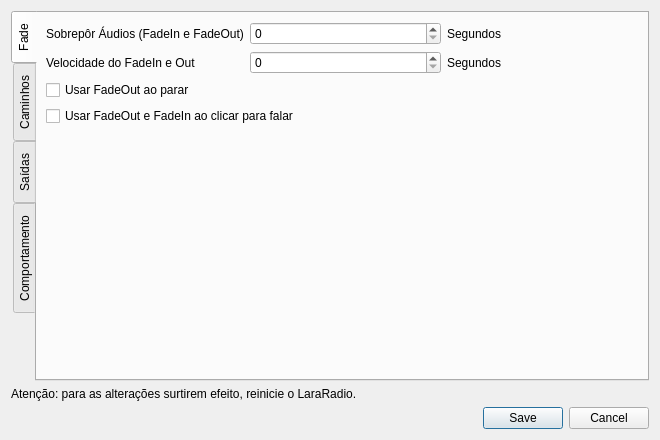
luizfern12/slopradio, file configdialog.ui: the form before one commit.
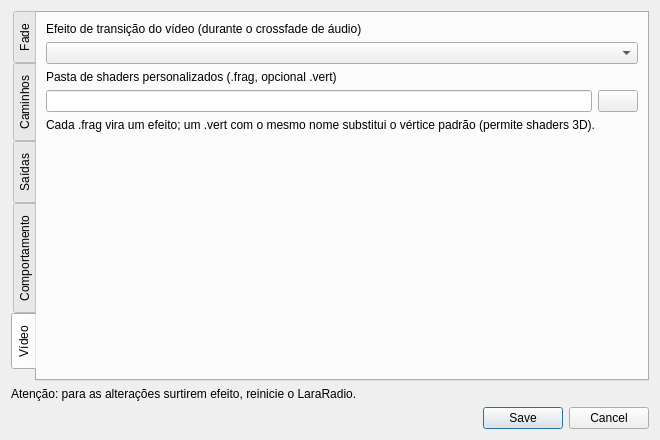
The form after the commit. The open tabs and pages were chosen to show the change. Icons and pictures are not drawn.

Commit message: Add video playback and mixing with shader transitions

```diff
--- a/configdialog.ui
+++ b/configdialog.ui
@@ -283,6 +283,85 @@
        </item>
       </layout>
      </widget>
+     <widget class="QWidget" name="tabVideo">
+      <attribute name="title">
+       <string>Vídeo</string>
+      </attribute>
+      <layout class="QVBoxLayout" name="verticalLayout_video">
+       <item>
+        <widget class="QLabel" name="label_videoTransition">
+         <property name="font">
+          <font>
+           <pointsize>9</pointsize>
+          </font>
+         </property>
+         <property name="text">
+          <string>Efeito de transição do vídeo (durante o crossfade de áudio)</string>
+         </property>
+        </widget>
+       </item>
+       <item>
+        <widget class="QComboBox" name="video_transition"/>
+       </item>
+       <item>
+        <widget class="QLabel" name="label_videoShaderDir">
+         <property name="font">
+          <font>
+           <pointsize>9</pointsize>
+          </font>
+         </property>
+         <property name="text">
+          <string>Pasta de shaders personalizados (.frag, opcional .vert)</string>
+         </property>
+        </widget>
+       </item>
+       <item>
+        <layout class="QHBoxLayout" name="horizontalLayout_shaderDir">
+         <item>
+          <widget class="QLineEdit" name="video_shaderDir"/>
+         </item>
+         <item>
+          <widget class="QPushButton" name="btn_searchShaderDir">
+           <property name="text">
+            <string/>
+           </property>
+           <property name="icon">
+            <iconset theme="folder"/>
+           </property>
+          </widget>
+         </item>
+        </layout>
+       </item>
+       <item>
+        <widget class="QLabel" name="label_videoHint">
+         <property name="font">
+          <font>
+           <pointsize>9</pointsize>
+          </font>
+         </property>
+         <property name="text">
+          <string>Cada .frag vira um efeito; um .vert com o mesmo nome substitui o vértice padrão (permite shaders 3D).</string>
+         </property>
+         <property name="wordWrap">
+          <bool>true</bool>
+         </property>
+        </widget>
+       </item>
+       <item>
+        <spacer name="verticalSpacer_video">
+         <property name="orientation">
+          <enum>Qt::Orientation::Vertical</enum>
+         </property>
+         <property name="sizeHint" stdset="0">
+          <size>
+           <width>20</width>
+           <height>40</height>
+          </size>
+         </property>
+        </spacer>
+       </item>
+      </layout>
+     </widget>
     </widget>
    </item>
    <item>
```
The commit also changes 25 other files.
